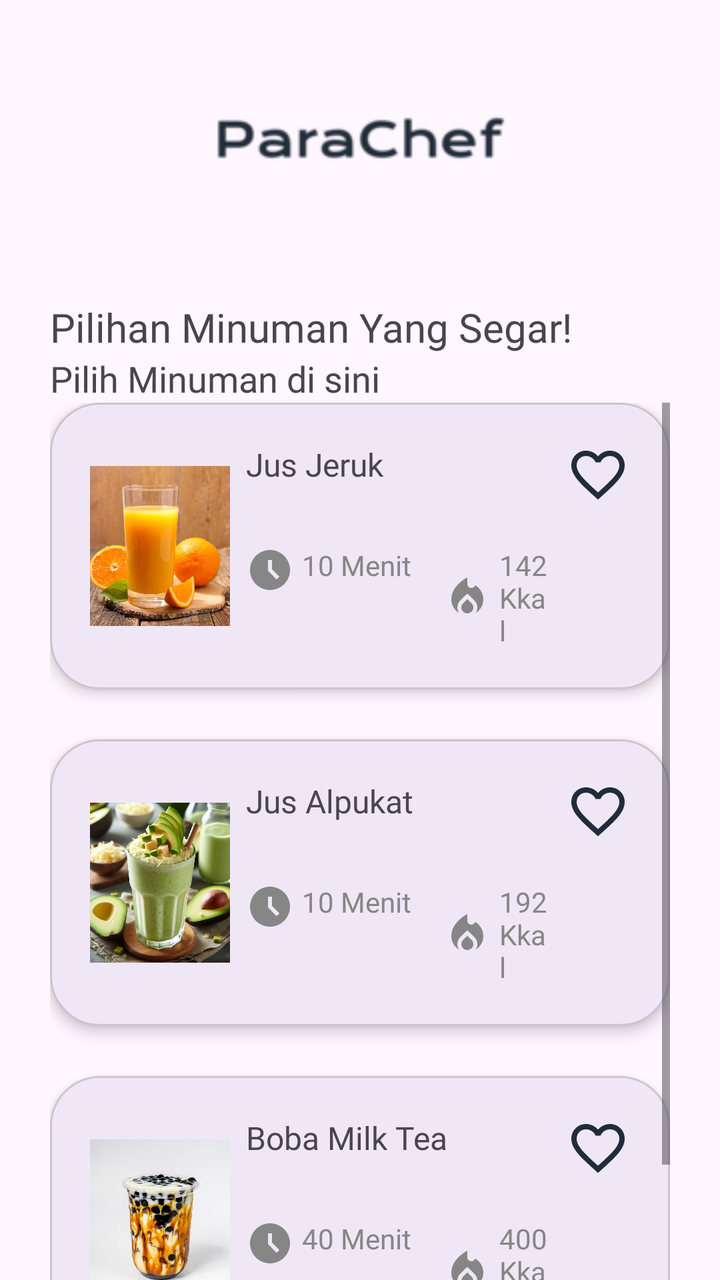
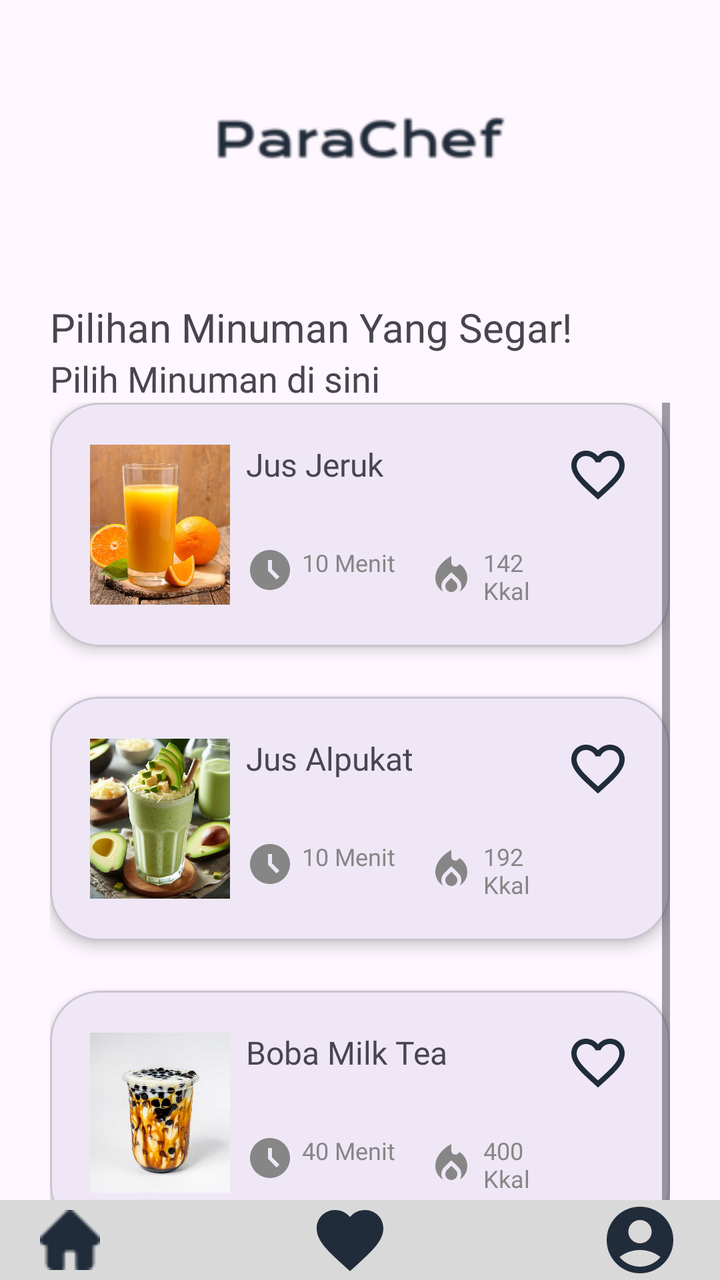

An Android layout rendered at two revisions. The XML below is the earlier revision; the diff shows what the commit changed to produce the second picture.
<!-- AndroidManifest.xml: application theme Theme.Parachef -->
<!-- res/layout/minuman.xml -->
<?xml version="1.0" encoding="utf-8"?>
<RelativeLayout
    xmlns:android="http://schemas.android.com/apk/res/android"
    xmlns:app="http://schemas.android.com/apk/res-auto"
    xmlns:tools="http://schemas.android.com/tools"
    android:id="@+id/main"
    android:layout_width="match_parent"
    android:layout_height="match_parent"
    tools:context=".Minuman">

    <FrameLayout
        android:id="@+id/frameLayout"
        android:layout_width="match_parent"
        android:layout_height="100dp">

        <ImageView
            android:layout_width="wrap_content"
            android:layout_height="wrap_content"
            android:layout_marginTop="20dp"
            android:src="@drawable/ic_logo2"
            android:layout_gravity="center"/>
    </FrameLayout>

    <LinearLayout
        android:layout_width="match_parent"
        android:layout_height="wrap_content"
        android:orientation="vertical"
        android:layout_marginEnd="25dp"
        android:layout_marginStart="25dp"
        android:layout_marginTop="150dp">

        <TextView
            android:layout_width="match_parent"
            android:layout_height="wrap_content"
            android:fontFamily="@font/poppins_semibold"
            android:textSize="20sp"
            android:text="Pilihan Minuman Yang Segar!"/>

        <TextView
            android:layout_width="match_parent"
            android:layout_height="wrap_content"
            android:fontFamily="@font/poppins_medium"
            android:textSize="18sp"
            android:text="Pilih Minuman di sini"/>

        
        <ScrollView
            android:layout_width="match_parent"
            android:layout_height="0dp"
            android:layout_weight="1">

            <LinearLayout
                android:layout_width="match_parent"
                android:layout_height="wrap_content"
                android:orientation="vertical">

                
                <com.google.android.material.card.MaterialCardView
                    android:layout_width="match_parent"
                    android:layout_height="wrap_content"
                    android:layout_marginBottom="25dp"
                    app:cardCornerRadius="25dp"
                    app:cardElevation="4dp">

                    <LinearLayout
                        android:id="@+id/djusjeruk"
                        android:layout_width="match_parent"
                        android:layout_height="wrap_content"
                        android:orientation="horizontal"
                        android:padding="20dp">

                        <ImageView
                            android:id="@+id/imm1"
                            android:layout_width="70dp"
                            android:layout_height="80dp"
                            android:layout_gravity="center_vertical"
                            android:scaleType="centerCrop"
                            android:src="@drawable/jusjeruk" />

                        <LinearLayout
                            android:layout_width="0dp"
                            android:layout_height="wrap_content"
                            android:layout_weight="1"
                            android:orientation="vertical"
                            android:paddingStart="8dp"
                            android:paddingEnd="8dp">

                            <TextView
                                android:layout_width="wrap_content"
                                android:layout_height="wrap_content"
                                android:text="Jus Jeruk"
                                android:fontFamily="@font/poppins_semibold"
                                android:textSize="16sp"/>

                            <LinearLayout
                                android:layout_width="wrap_content"
                                android:layout_height="wrap_content"
                                android:orientation="horizontal"
                                android:layout_marginTop="30dp">

                                <TextView
                                    android:layout_width="wrap_content"
                                    android:layout_height="wrap_content"
                                    android:fontFamily="@font/poppins"
                                    android:text="10 Menit"
                                    android:textSize="14sp"
                                    android:textColor="#868686"
                                    android:drawableLeft="@drawable/ic_time"
                                    android:drawablePadding="4dp" />

                                <TextView
                                    android:layout_width="wrap_content"
                                    android:layout_height="wrap_content"
                                    android:fontFamily="@font/poppins"
                                    android:text="142 Kkal"
                                    android:textSize="14sp"
                                    android:textColor="#868686"
                                    android:drawableLeft="@drawable/ic_kkal"
                                    android:drawablePadding="4dp"
                                    android:layout_marginStart="16dp" />
                            </LinearLayout>
                        </LinearLayout>

                        <ImageView
                            android:id="@+id/mmfav1"
                            android:layout_width="32dp"
                            android:layout_height="32dp"
                            android:src="@drawable/favorite"
                            android:contentDescription="Favorite Icon"/>
                    </LinearLayout>
                </com.google.android.material.card.MaterialCardView>

                
                <com.google.android.material.card.MaterialCardView
                    android:layout_width="match_parent"
                    android:layout_height="wrap_content"
                    android:layout_marginBottom="25dp"
                    app:cardCornerRadius="25dp"
                    app:cardElevation="4dp">

                    <LinearLayout
                        android:id="@+id/djusalpukat"
                        android:layout_width="match_parent"
                        android:layout_height="wrap_content"
                        android:orientation="horizontal"
                        android:padding="20dp">

                        <ImageView
                            android:id="@+id/imm2"
                            android:layout_width="70dp"
                            android:layout_height="80dp"
                            android:layout_gravity="center_vertical"
                            android:scaleType="centerCrop"
                            android:src="@drawable/jusalpukat" />

                        <LinearLayout
                            android:layout_width="0dp"
                            android:layout_height="wrap_content"
                            android:layout_weight="1"
                            android:orientation="vertical"
                            android:paddingStart="8dp"
                            android:paddingEnd="8dp">

                            <TextView
                                android:layout_width="wrap_content"
                                android:layout_height="wrap_content"
                                android:text="Jus Alpukat"
                                android:fontFamily="@font/poppins_semibold"
                                android:textSize="16sp"/>

                            <LinearLayout
                                android:layout_width="wrap_content"
                                android:layout_height="wrap_content"
                                android:orientation="horizontal"
                                android:layout_marginTop="30dp">

                                <TextView
                                    android:layout_width="wrap_content"
                                    android:layout_height="wrap_content"
                                    android:fontFamily="@font/poppins"
                                    android:text="10 Menit"
                                    android:textSize="14sp"
                                    android:textColor="#868686"
                                    android:drawableLeft="@drawable/ic_time"
                                    android:drawablePadding="4dp" />

                                <TextView
                                    android:layout_width="wrap_content"
                                    android:layout_height="wrap_content"
                                    android:fontFamily="@font/poppins"
                                    android:text="192 Kkal"
                                    android:textSize="14sp"
                                    android:textColor="#868686"
                                    android:drawableLeft="@drawable/ic_kkal"
                                    android:drawablePadding="4dp"
                                    android:layout_marginStart="16dp" />
                            </LinearLayout>
                        </LinearLayout>

                        <ImageView
                            android:id="@+id/mmfav2"
                            android:layout_width="32dp"
                            android:layout_height="32dp"
                            android:src="@drawable/favorite"
                            android:contentDescription="Favorite Icon"/>
                    </LinearLayout>
                </com.google.android.material.card.MaterialCardView>

                
                <com.google.android.material.card.MaterialCardView
                    android:layout_width="match_parent"
                    android:layout_height="wrap_content"
                    android:layout_marginBottom="25dp"
                    app:cardCornerRadius="25dp"
                    app:cardElevation="4dp">

                    <LinearLayout
                        android:id="@+id/dboba"
                        android:layout_width="match_parent"
                        android:layout_height="wrap_content"
                        android:orientation="horizontal"
                        android:padding="20dp">

                        <ImageView
                            android:id="@+id/imm3"
                            android:layout_width="70dp"
                            android:layout_height="80dp"
                            android:layout_gravity="center_vertical"
                            android:scaleType="centerCrop"
                            android:src="@drawable/boba" />

                        <LinearLayout
                            android:layout_width="0dp"
                            android:layout_height="wrap_content"
                            android:layout_weight="1"
                            android:orientation="vertical"
                            android:paddingStart="8dp"
                            android:paddingEnd="8dp">

                            <TextView
                                android:layout_width="wrap_content"
                                android:layout_height="wrap_content"
                                android:text="Boba Milk Tea"
                                android:fontFamily="@font/poppins_semibold"
                                android:textSize="16sp"/>

                            <LinearLayout
                                android:layout_width="wrap_content"
                                android:layout_height="wrap_content"
                                android:orientation="horizontal"
                                android:layout_marginTop="30dp">

                                <TextView
                                    android:layout_width="wrap_content"
                                    android:layout_height="wrap_content"
                                    android:fontFamily="@font/poppins"
                                    android:text="40 Menit"
                                    android:textSize="14sp"
                                    android:textColor="#868686"
                                    android:drawableLeft="@drawable/ic_time"
                                    android:drawablePadding="4dp" />

                                <TextView
                                    android:layout_width="wrap_content"
                                    android:layout_height="wrap_content"
                                    android:fontFamily="@font/poppins"
                                    android:text="400 Kkal"
                                    android:textSize="14sp"
                                    android:textColor="#868686"
                                    android:drawableLeft="@drawable/ic_kkal"
                                    android:drawablePadding="4dp"
                                    android:layout_marginStart="16dp" />
                            </LinearLayout>
                        </LinearLayout>

                        <ImageView
                            android:id="@+id/mmfav3"
                            android:layout_width="32dp"
                            android:layout_height="32dp"
                            android:src="@drawable/favorite"
                            android:contentDescription="Favorite Icon"/>
                    </LinearLayout>
                </com.google.android.material.card.MaterialCardView>
            </LinearLayout>
        </ScrollView>
    </LinearLayout>
    <LinearLayout
        android:layout_width="match_parent"
        android:layout_height="match_parent"
        android:orientation="horizontal"
        android:background="@color/nav"
        android:layout_marginTop="800dp">

        <ImageView
            android:id="@+id/navhome"
            android:layout_width="30dp"
            android:layout_height="30dp"
            android:layout_gravity="center"
            android:src="@drawable/navhome"
            android:layout_marginStart="45dp"/>
        <ImageView
            android:id="@+id/navfav"
            android:layout_width="40dp"
            android:layout_height="40dp"
            android:layout_gravity="center"
            android:src="@drawable/favadd"
            android:layout_marginStart="105dp"/>
        <ImageView
            android:id="@+id/navprof"
            android:layout_width="40dp"
            android:layout_height="40dp"
            android:layout_gravity="center"
            android:src="@drawable/ic_profile"
            android:layout_marginStart="105dp"/>
    </LinearLayout>

</RelativeLayout>
<!-- resources referenced by this layout -->
<resources>
  <color name="nav">#D9D9D9</color>
  <!-- drawable boba: jpg bitmap (drawable, 50681 bytes) -->
  <!-- drawable favadd (drawable) -->
  <vector xmlns:android="http://schemas.android.com/apk/res/android" android:height="24dp" android:tint="#212C3B" android:viewportHeight="24" android:viewportWidth="24" android:width="24dp">
        
      <path android:fillColor="@android:color/white" android:pathData="M12,21.35l-1.45,-1.32C5.4,15.36 2,12.28 2,8.5 2,5.42 4.42,3 7.5,3c1.74,0 3.41,0.81 4.5,2.09C13.09,3.81 14.76,3 16.5,3 19.58,3 22,5.42 22,8.5c0,3.78 -3.4,6.86 -8.55,11.54L12,21.35z"/>
      
  </vector>
  <!-- drawable favorite (drawable) -->
  <vector xmlns:android="http://schemas.android.com/apk/res/android" android:height="24dp" android:tint="#212C3B" android:viewportHeight="24" android:viewportWidth="24" android:width="24dp">
        
      <path android:fillColor="@android:color/white" android:pathData="M16.5,3c-1.74,0 -3.41,0.81 -4.5,2.09C10.91,3.81 9.24,3 7.5,3 4.42,3 2,5.42 2,8.5c0,3.78 3.4,6.86 8.55,11.54L12,21.35l1.45,-1.32C18.6,15.36 22,12.28 22,8.5 22,5.42 19.58,3 16.5,3zM12.1,18.55l-0.1,0.1 -0.1,-0.1C7.14,14.24 4,11.39 4,8.5 4,6.5 5.5,5 7.5,5c1.54,0 3.04,0.99 3.57,2.36h1.87C13.46,5.99 14.96,5 16.5,5c2,0 3.5,1.5 3.5,3.5 0,2.89 -3.14,5.74 -7.9,10.05z"/>
      
  </vector>
  <!-- drawable ic_kkal (drawable) -->
  <vector xmlns:android="http://schemas.android.com/apk/res/android" android:height="24dp" android:tint="#868686" android:viewportHeight="24" android:viewportWidth="24" android:width="24dp">
        
      <path android:fillColor="@android:color/white" android:pathData="M12,12.9l-2.13,2.09C9.31,15.55 9,16.28 9,17.06C9,18.68 10.35,20 12,20s3,-1.32 3,-2.94c0,-0.78 -0.31,-1.52 -0.87,-2.07L12,12.9z"/>
        
      <path android:fillColor="@android:color/white" android:pathData="M16,6l-0.44,0.55C14.38,8.02 12,7.19 12,5.3V2c0,0 -8,4 -8,11c0,2.92 1.56,5.47 3.89,6.86C7.33,19.07 7,18.1 7,17.06c0,-1.32 0.52,-2.56 1.47,-3.5L12,10.1l3.53,3.47c0.95,0.93 1.47,2.17 1.47,3.5c0,1.02 -0.31,1.96 -0.85,2.75c1.89,-1.15 3.29,-3.06 3.71,-5.3C20.52,10.97 18.79,7.62 16,6z"/>
      
  </vector>
  <!-- drawable ic_logo2: png bitmap (drawable, 6633 bytes) -->
  <!-- drawable ic_profile (drawable) -->
  <vector xmlns:android="http://schemas.android.com/apk/res/android" android:height="24dp" android:tint="#212C3B" android:viewportHeight="24" android:viewportWidth="24" android:width="24dp">
        
      <path android:fillColor="@android:color/white" android:pathData="M12,2C6.48,2 2,6.48 2,12s4.48,10 10,10s10,-4.48 10,-10S17.52,2 12,2zM12,6c1.93,0 3.5,1.57 3.5,3.5S13.93,13 12,13s-3.5,-1.57 -3.5,-3.5S10.07,6 12,6zM12,20c-2.03,0 -4.43,-0.82 -6.14,-2.88C7.55,15.8 9.68,15 12,15s4.45,0.8 6.14,2.12C16.43,19.18 14.03,20 12,20z"/>
      
  </vector>
  <!-- drawable ic_time (drawable) -->
  <vector xmlns:android="http://schemas.android.com/apk/res/android" android:height="24dp" android:tint="#868686" android:viewportHeight="24" android:viewportWidth="24" android:width="24dp">
        
      <path android:fillColor="@android:color/white" android:pathData="M11.99,2C6.47,2 2,6.48 2,12s4.47,10 9.99,10C17.52,22 22,17.52 22,12S17.52,2 11.99,2zM15.29,16.71L11,12.41V7h2v4.59l3.71,3.71L15.29,16.71z"/>
      
  </vector>
  <!-- drawable jusalpukat: jpg bitmap (drawable, 74084 bytes) -->
  <!-- drawable jusjeruk: jpg bitmap (drawable, 67484 bytes) -->
  <!-- drawable navhome: png bitmap (drawable, 450 bytes) -->
  <style name="Theme.Parachef" parent="Base.Theme.Parachef" />
  <style name="Base.Theme.Parachef" parent="Theme.Material3.DayNight.NoActionBar">
          
          
      </style>
</resources>

<!-- the commit's change to res/layout/minuman.xml (unified diff, before → after) -->
@@ -103,7 +103,7 @@
                                     android:layout_height="wrap_content"
                                     android:fontFamily="@font/poppins"
                                     android:text="10 Menit"
-                                    android:textSize="14sp"
+                                    android:textSize="12sp"
                                     android:textColor="#868686"
                                     android:drawableLeft="@drawable/ic_time"
                                     android:drawablePadding="4dp" />
@@ -113,7 +113,7 @@
                                     android:layout_height="wrap_content"
                                     android:fontFamily="@font/poppins"
                                     android:text="142 Kkal"
-                                    android:textSize="14sp"
+                                    android:textSize="12sp"
                                     android:textColor="#868686"
                                     android:drawableLeft="@drawable/ic_kkal"
                                     android:drawablePadding="4dp"
@@ -179,7 +179,7 @@
                                     android:layout_height="wrap_content"
                                     android:fontFamily="@font/poppins"
                                     android:text="10 Menit"
-                                    android:textSize="14sp"
+                                    android:textSize="12sp"
                                     android:textColor="#868686"
                                     android:drawableLeft="@drawable/ic_time"
                                     android:drawablePadding="4dp" />
@@ -189,7 +189,7 @@
                                     android:layout_height="wrap_content"
                                     android:fontFamily="@font/poppins"
                                     android:text="192 Kkal"
-                                    android:textSize="14sp"
+                                    android:textSize="12sp"
                                     android:textColor="#868686"
                                     android:drawableLeft="@drawable/ic_kkal"
                                     android:drawablePadding="4dp"
@@ -255,7 +255,7 @@
                                     android:layout_height="wrap_content"
                                     android:fontFamily="@font/poppins"
                                     android:text="40 Menit"
-                                    android:textSize="14sp"
+                                    android:textSize="12sp"
                                     android:textColor="#868686"
                                     android:drawableLeft="@drawable/ic_time"
                                     android:drawablePadding="4dp" />
@@ -265,7 +265,7 @@
                                     android:layout_height="wrap_content"
                                     android:fontFamily="@font/poppins"
                                     android:text="400 Kkal"
-                                    android:textSize="14sp"
+                                    android:textSize="12sp"
                                     android:textColor="#868686"
                                     android:drawableLeft="@drawable/ic_kkal"
                                     android:drawablePadding="4dp"
@@ -286,10 +286,10 @@
     </LinearLayout>
     <LinearLayout
         android:layout_width="match_parent"
-        android:layout_height="match_parent"
+        android:layout_height="wrap_content"
         android:orientation="horizontal"
         android:background="@color/nav"
-        android:layout_marginTop="800dp">
+        android:layout_alignParentBottom="true">
 
         <ImageView
             android:id="@+id/navhome"
@@ -297,7 +297,7 @@
             android:layout_height="30dp"
             android:layout_gravity="center"
             android:src="@drawable/navhome"
-            android:layout_marginStart="45dp"/>
+            android:layout_marginStart="20dp"/>
         <ImageView
             android:id="@+id/navfav"
             android:layout_width="40dp"
